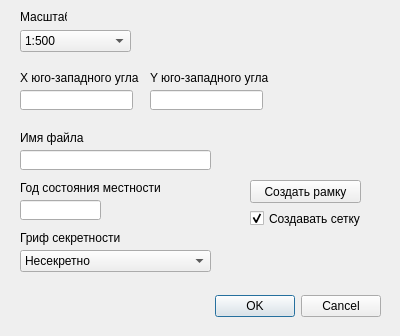
Qt form plan_frames_dialog_base.ui (AlexeyKW/Plan_Frames) before a commit.
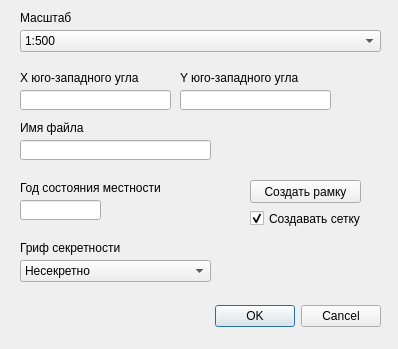
The same form after that commit.

Commit message: add sections for 5k plans

Patch:
```diff
--- a/plan_frames_dialog_base.ui
+++ b/plan_frames_dialog_base.ui
@@ -6,8 +6,8 @@
    <rect>
     <x>0</x>
     <y>0</y>
-    <width>400</width>
-    <height>336</height>
+    <width>398</width>
+    <height>349</height>
    </rect>
   </property>
   <property name="windowTitle">
@@ -17,7 +17,7 @@
    <property name="geometry">
     <rect>
      <x>40</x>
-     <y>290</y>
+     <y>300</y>
      <width>341</width>
      <height>32</height>
     </rect>
@@ -34,7 +34,7 @@
     <rect>
      <x>20</x>
      <y>90</y>
-     <width>113</width>
+     <width>151</width>
      <height>20</height>
     </rect>
    </property>
@@ -45,9 +45,9 @@
   <widget class="QLineEdit" name="lineEdit_2">
    <property name="geometry">
     <rect>
-     <x>150</x>
+     <x>180</x>
      <y>90</y>
-     <width>113</width>
+     <width>151</width>
      <height>20</height>
     </rect>
    </property>
@@ -60,7 +60,7 @@
     <rect>
      <x>20</x>
      <y>30</y>
-     <width>111</width>
+     <width>361</width>
      <height>22</height>
     </rect>
    </property>
@@ -94,7 +94,7 @@
    <property name="geometry">
     <rect>
      <x>20</x>
-     <y>250</y>
+     <y>260</y>
      <width>191</width>
      <height>22</height>
     </rect>
@@ -125,8 +125,8 @@
     <rect>
      <x>20</x>
      <y>10</y>
-     <width>47</width>
-     <height>13</height>
+     <width>111</width>
+     <height>16</height>
     </rect>
    </property>
    <property name="text">
@@ -138,7 +138,7 @@
     <rect>
      <x>20</x>
      <y>70</y>
-     <width>121</width>
+     <width>141</width>
      <height>16</height>
     </rect>
    </property>
@@ -149,9 +149,9 @@
   <widget class="QLabel" name="label_3">
    <property name="geometry">
     <rect>
-     <x>150</x>
+     <x>180</x>
      <y>70</y>
-     <width>121</width>
+     <width>141</width>
      <height>16</height>
     </rect>
    </property>
@@ -164,7 +164,7 @@
     <rect>
      <x>20</x>
      <y>180</y>
-     <width>151</width>
+     <width>191</width>
      <height>16</height>
     </rect>
    </property>
@@ -176,8 +176,8 @@
    <property name="geometry">
     <rect>
      <x>20</x>
-     <y>230</y>
-     <width>111</width>
+     <y>240</y>
+     <width>141</width>
      <height>16</height>
     </rect>
    </property>
@@ -218,7 +218,7 @@
    <property name="geometry">
     <rect>
      <x>20</x>
-     <y>130</y>
+     <y>120</y>
      <width>71</width>
      <height>16</height>
     </rect>
@@ -231,7 +231,7 @@
    <property name="geometry">
     <rect>
      <x>20</x>
-     <y>150</y>
+     <y>140</y>
      <width>191</width>
      <height>20</height>
     </rect>
@@ -242,7 +242,7 @@
     <rect>
      <x>250</x>
      <y>210</y>
-     <width>121</width>
+     <width>141</width>
      <height>17</height>
     </rect>
    </property>
```
Left out of the diff: 7 changed lines with no effect on the pictures. The commit also changes 5 other files.
